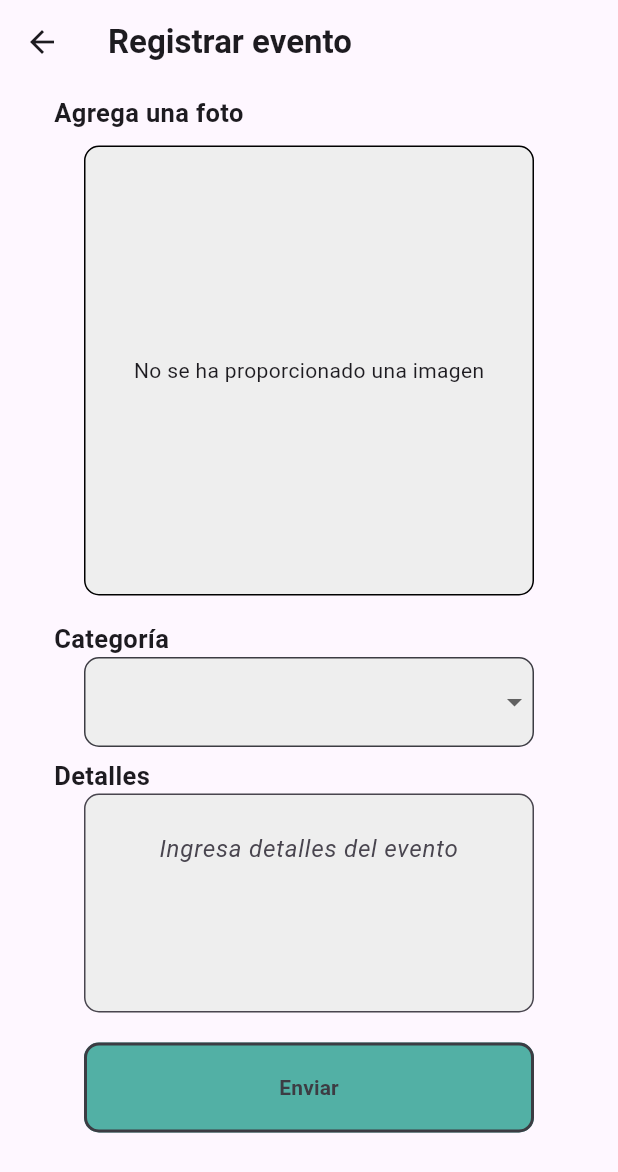
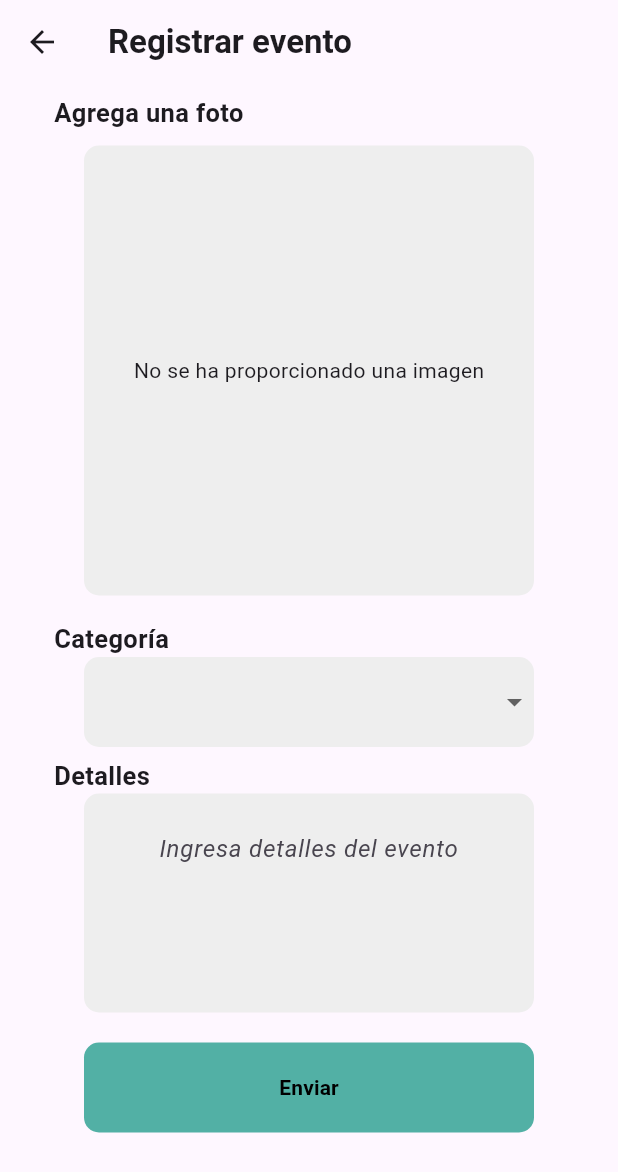
Before and after one commit to GabeASM/safeway-movil, a Flutter app: the EventForm screen opened directly, on a phone screen of 412 x 824 dp. Shown: the top 1172 px of the screen. Run offline on Flutter 3.47's test engine with Material 3 defaults, Android fonts, the phone set to English and light mode, and no system bars; our stand-ins replace image_picker.

Commit message:
style: bordes transparentes agregados al formulario

```diff
--- a/lib/events/screens/event_register.dart
+++ b/lib/events/screens/event_register.dart
@@ -16,7 +16,6 @@ class _EventFormState extends State<EventForm> {
   final picker = ImagePicker();
   final TextEditingController _controller = TextEditingController();
   final Color customColor = const Color(0xFF52B0A5);
-  final Color borderColor = const Color(0xFF3C3C43);
 
   var categoryList = ['categoria 1', 'categoria 2', 'categoria 3'];
 
@@ -60,7 +59,7 @@ class _EventFormState extends State<EventForm> {
                     height: 300,
                     decoration: BoxDecoration(
                         color: Colors.grey[200],
-                        border: Border.all(),
+                        border: Border.all(color: Colors.transparent),
                         borderRadius: BorderRadius.circular(10)),
                     child: ClipRRect(
                       borderRadius: BorderRadius.circular(10),
@@ -90,7 +89,7 @@ class _EventFormState extends State<EventForm> {
                 height: 60,
                 decoration: BoxDecoration(
                     color: Colors.grey[200],
-                    border: Border.all(color: borderColor),
+                    border: Border.all(color: Colors.transparent),
                     borderRadius: BorderRadius.circular(10)),
                 child: DropdownButton(
                   isExpanded: true,
@@ -141,11 +140,14 @@ class _EventFormState extends State<EventForm> {
                       ),
                       contentPadding: const EdgeInsets.symmetric(
                           vertical: 25, horizontal: 10),
-                      border: OutlineInputBorder(
+                      enabledBorder: OutlineInputBorder(
+                          borderSide:
+                              const BorderSide(color: Colors.transparent),
                           borderRadius: BorderRadius.circular(10.0)),
                       focusedBorder: OutlineInputBorder(
                           borderRadius: BorderRadius.circular(10.0),
-                          borderSide: BorderSide(color: borderColor))),
+                          borderSide:
+                              const BorderSide(color: Colors.transparent))),
                 ),
               ),
             ),
@@ -163,21 +165,21 @@ class _EventFormState extends State<EventForm> {
                     shape: MaterialStateProperty.all<OutlinedBorder>(
                       RoundedRectangleBorder(
                         borderRadius: BorderRadius.circular(
-                            10.0), // Ajusta el radio para cambiar la esquina del rectángulo
+                            10.0), // radio para cambiar la esquina del rectángulo
                       ),
                     ),
                     side: MaterialStateProperty.all<BorderSide>(
-                      BorderSide(
-                          color: borderColor,
+                      const BorderSide(
+                          color: Colors.transparent,
                           width:
                               2.0), // Establece el color y el ancho del borde
                     ),
                   ),
                   onPressed: () {},
-                  child: Text(
+                  child: const Text(
                     'Enviar',
                     style: TextStyle(
-                        color: borderColor, fontWeight: FontWeight.bold),
+                        color: Colors.black, fontWeight: FontWeight.bold),
                   ),
                 ),
               ),
```
